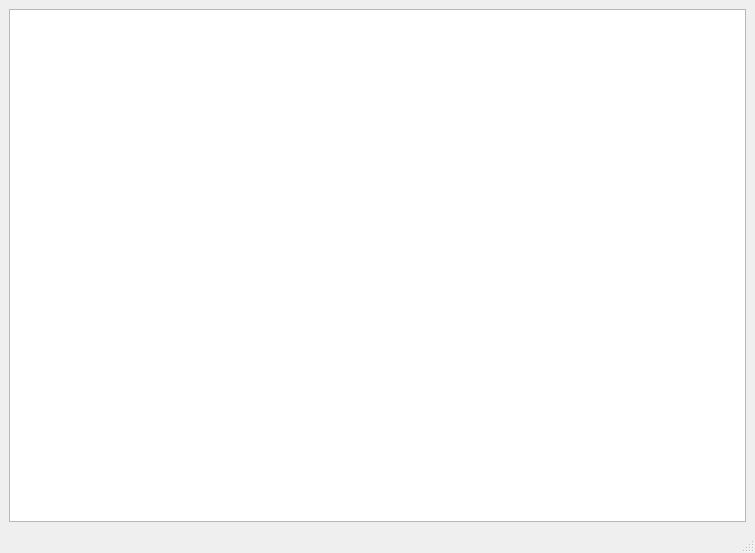
johanesmikhael/ContinuityAnalysis, file analysis_visualization.ui: the form before one commit.
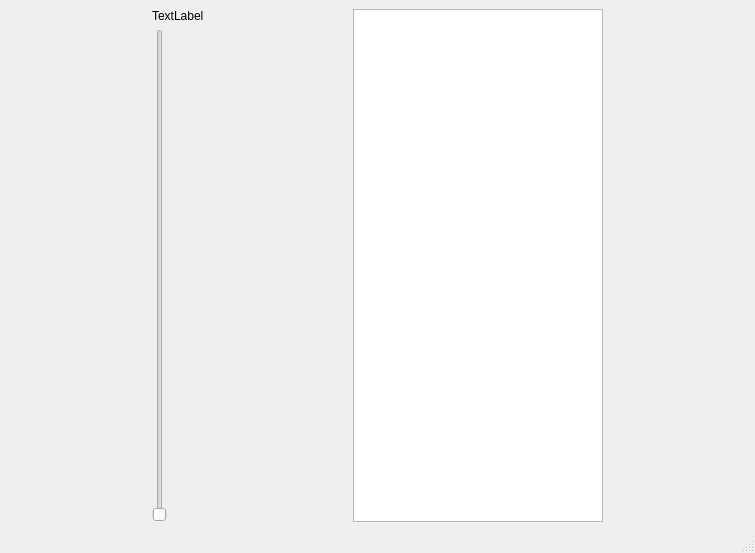
The form after the commit.

Diff of the .ui file:
```diff
--- a/analysis_visualization.ui
+++ b/analysis_visualization.ui
@@ -21,8 +21,42 @@
     <bool>false</bool>
    </property>
    <layout class="QGridLayout" name="gridLayout">
-    <item row="0" column="0">
-     <widget class="QGraphicsView" name="graphicsView"/>
+    <item row="1" column="1">
+     <layout class="QGridLayout" name="gridLayout_2">
+      <item row="0" column="0">
+       <widget class="QLabel" name="label_distance">
+        <property name="text">
+         <string>TextLabel</string>
+        </property>
+       </widget>
+      </item>
+      <item row="1" column="0">
+       <widget class="QSlider" name="verticalSlider_distance">
+        <property name="maximum">
+         <number>100</number>
+        </property>
+        <property name="orientation">
+         <enum>Qt::Vertical</enum>
+        </property>
+       </widget>
+      </item>
+     </layout>
+    </item>
+    <item row="1" column="0">
+     <layout class="QVBoxLayout" name="verticalLayout"/>
+    </item>
+    <item row="1" column="2">
+     <widget class="QListWidget" name="listWidget_elements">
+      <property name="maximumSize">
+       <size>
+        <width>250</width>
+        <height>16777215</height>
+       </size>
+      </property>
+      <property name="selectionMode">
+       <enum>QAbstractItemView::MultiSelection</enum>
+      </property>
+     </widget>
     </item>
    </layout>
   </widget>
```
